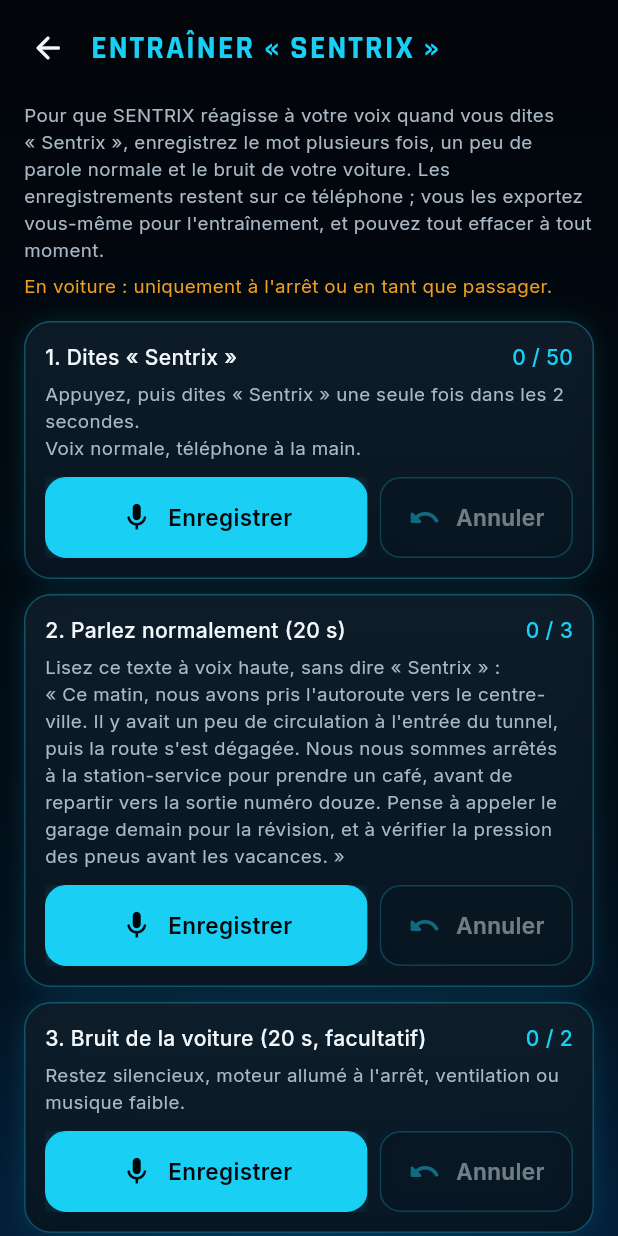
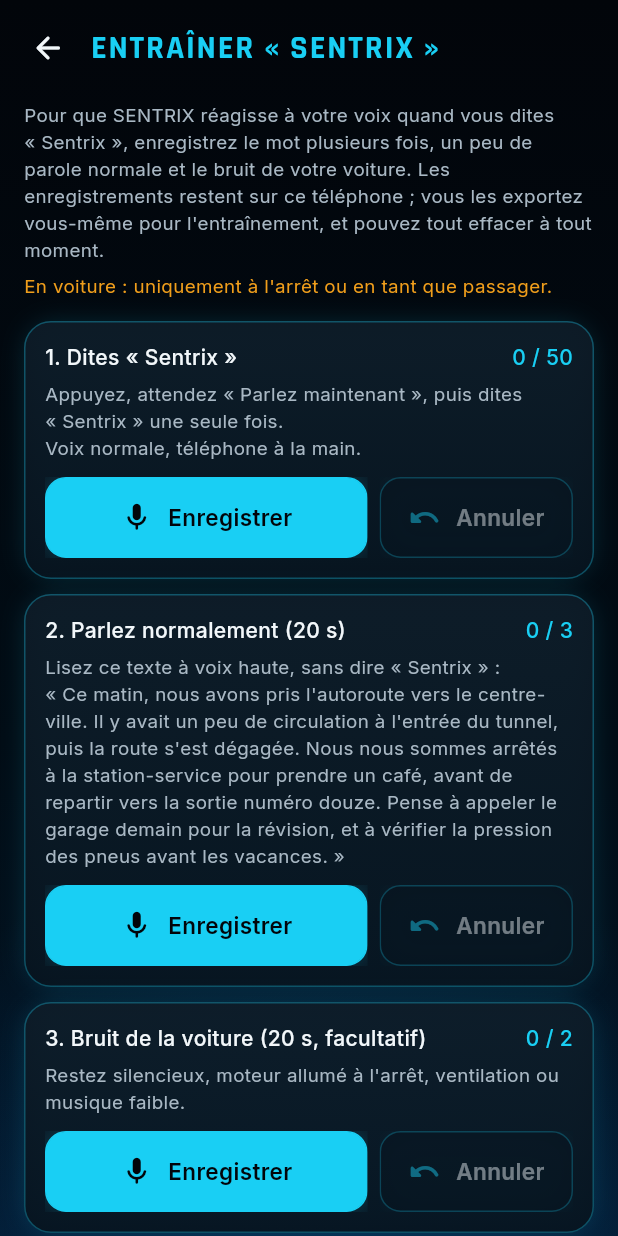
Before and after one commit to hempreur/VIGIROAD, a Flutter app: the VoiceTrainingScreen screen opened by its route, on a phone screen of 412 x 824 dp. Run offline on Flutter 3.47's test engine with Material 3 defaults, Android fonts, the phone set to English and light mode, and no system bars; our stand-ins replace audioplayers, camera, cross_file, file_picker, flutter_riverpod, flutter_secure_storage and 9 more; missing offline and left inert: google_mlkit_text_recognition, maplibre_gl, record; accounts and stored records are empty; statements that could not run were skipped.

Commit message:
fix(sentrix): « Parlez maintenant » seulement quand le micro enregistre réellement (#25)
Dans les enregistrements reçus, 5 « Sentrix » sur 50 avaient le début du mot
coupé : l'invite s'affichait avant le démarrage effectif du micro. Attente
du premier niveau audio (+150 ms), extrait porté à 2,5 s.


Claude-Session: https://claude.ai/code/session_014xZPsWexrbBqW3v24zUWMc

Co-authored-by: Claude <noreply@anthropic.com>

```diff
--- a/lib/features/sentrix/application/voice_training_controller.dart
+++ b/lib/features/sentrix/application/voice_training_controller.dart
@@ -49,7 +49,11 @@ class VoiceTrainingState {
     this.level = 0,
     this.message,
     this.exported = false,
+    this.live = false,
   });
+
+  /// Le micro enregistre réellement : on peut parler.
+  final bool live;
 
   final Map<SampleKind, int> counts;
 
@@ -71,12 +75,14 @@ class VoiceTrainingState {
     double? level,
     String? message,
     bool? exported,
+    bool? live,
   }) => VoiceTrainingState(
     counts: counts ?? this.counts,
     recording: clearRecording ? null : recording ?? this.recording,
     level: level ?? this.level,
     message: message,
     exported: exported ?? this.exported,
+    live: live ?? (clearRecording ? false : this.live),
   );
 }
 
@@ -111,11 +117,18 @@ class VoiceTrainingController extends Notifier<VoiceTrainingState> {
     }
     final store = await _store;
     final path = await store.nextPath(kind);
-    state = state.copyWith(recording: kind, level: 0);
+    state = state.copyWith(recording: kind, level: 0, live: false);
     try {
-      await ref.read(sampleRecorderProvider).record(path, kind.duration, onLevel: (l) {
-        if (ref.mounted) state = state.copyWith(level: l);
-      });
+      await ref.read(sampleRecorderProvider).record(
+        path,
+        kind.duration,
+        onLevel: (l) {
+          if (ref.mounted) state = state.copyWith(level: l);
+        },
+        onLive: () {
+          if (ref.mounted) state = state.copyWith(live: true);
+        },
+      );
     } on Object catch (e) {
       if (ref.mounted) state = state.copyWith(clearRecording: true, message: 'Enregistrement impossible : $e');
       return;
--- a/lib/features/sentrix/presentation/voice_training_screen.dart
+++ b/lib/features/sentrix/presentation/voice_training_screen.dart
@@ -65,7 +65,7 @@ class VoiceTrainingScreen extends ConsumerWidget {
           title: '1. Dites « Sentrix »',
           kind: SampleKind.sentrix,
           state: s,
-          detail: 'Appuyez, puis dites « Sentrix » une seule fois dans les 2 secondes.\n$tip',
+          detail: 'Appuyez, attendez « Parlez maintenant », puis dites « Sentrix » une seule fois.\n$tip',
           onRecord: () => c.record(SampleKind.sentrix),
           onUndo: () => c.deleteLast(SampleKind.sentrix),
         ),
@@ -192,7 +192,14 @@ class _Step extends StatelessWidget {
           Text(detail, style: VrText.caption.copyWith(color: VrColors.textSecondary)),
           const SizedBox(height: 10),
           if (mine) ...[
-            Text(kind == SampleKind.sentrix ? 'Parlez maintenant…' : 'Enregistrement…', style: VrText.caption.copyWith(color: VrColors.cyan)),
+            Text(
+              !state.live
+                  ? 'Préparation du micro… attendez'
+                  : kind == SampleKind.sentrix
+                  ? 'Parlez maintenant…'
+                  : 'Enregistrement…',
+              style: VrText.caption.copyWith(color: state.live ? VrColors.cyan : VrColors.textMuted),
+            ),
             const SizedBox(height: 6),
             ClipRRect(
               borderRadius: BorderRadius.circular(3),
```
Also changed, not shown: lib/features/sentrix/data/voice_samples.dart (+14 -6 lines), 1 other file.
